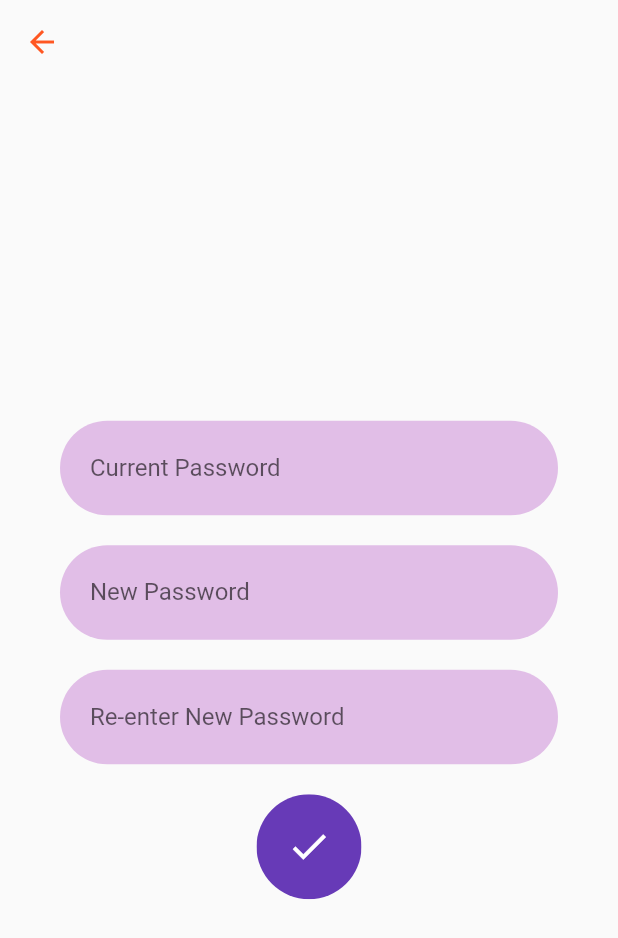
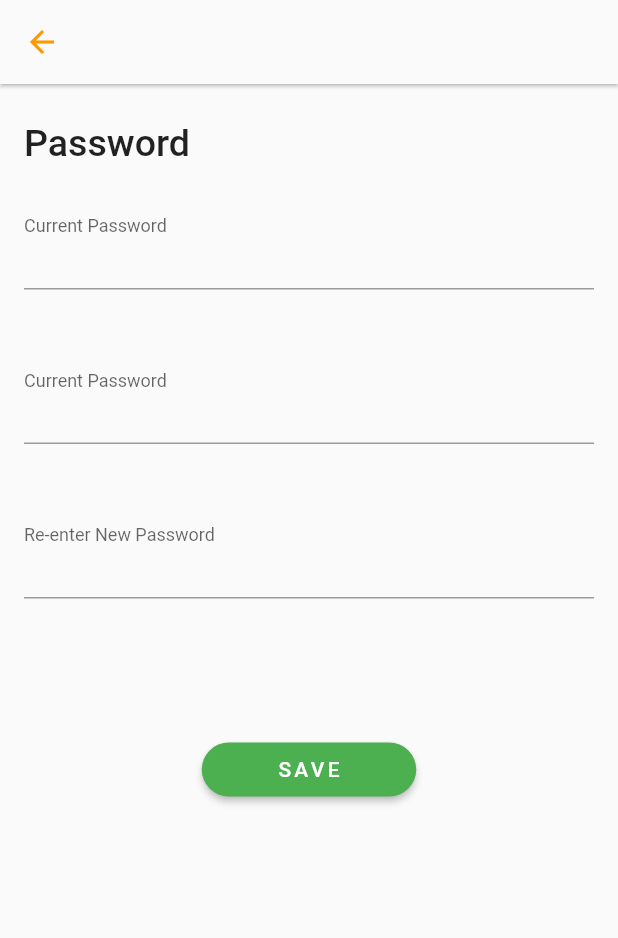
Before and after one commit to Blaze-Community/our_e_college_app, a Flutter app: the ChangePassword screen opened directly, on a phone screen of 412 x 824 dp. Shown: the top 938 px of the screen. Run offline on Flutter 3.47's test engine with Material 2 defaults, Android fonts, the phone set to English and light mode, and no system bars; our stand-ins replace cached_network_image, cloud_firestore, curved_navigation_bar, date_field, firebase_auth, firebase_core and 9 more; accounts and stored records are empty.

Commit message:
change password UI changed

```diff
--- a/lib/profilesection/ProfileListItems/changepassword.dart
+++ b/lib/profilesection/ProfileListItems/changepassword.dart
@@ -1,97 +1,3 @@
-// import 'package:flutter/material.dart';
-// import 'package:flutter/widgets.dart';
-
-// class ChangePassword extends StatefulWidget {
-//   @override
-//   _ChangePasswordState createState() => _ChangePasswordState();
-// }
-
-// class _ChangePasswordState extends State<ChangePassword> {
-//   @override
-//   Widget build(BuildContext context) {
-//     return Scaffold(
-//       appBar: AppBar(
-//         backgroundColor: Theme.of(context).scaffoldBackgroundColor,
-//         elevation: 1,
-//         leading: IconButton(
-//           icon: Icon(
-//             Icons.arrow_back,
-//             color: Colors.orange,
-//           ),
-//           onPressed: () {
-//             Navigator.of(context).pop();
-//           },
-//         ),
-//       ),
-//       body: Container(
-//         padding: EdgeInsets.only(left: 16, top: 25, right: 16),
-//         child: GestureDetector(
-//           onTap: () {
-//             FocusScope.of(context).unfocus();
-//           },
-//           child: ListView(
-//             children: [
-//               Text(
-//                 "Password",
-//                 style: TextStyle(fontSize: 25, fontWeight: FontWeight.w500),
-//               ),
-//               SizedBox(
-//                 height: 35,
-//               ),
-//               buildTextField("Current Password", "123456"),
-//               buildTextField("New Password", "4245212"),
-//               buildTextField("Confirm New Password", "4245212"),
-//               SizedBox(
-//                 height: 35,
-//               ),
-//               Row(
-//                 mainAxisAlignment: MainAxisAlignment.center,
-//                 children: [
-//                   RaisedButton(
-//                     onPressed: () {},
-//                     color: Colors.green,
-//                     padding: EdgeInsets.symmetric(horizontal: 50),
-//                     elevation: 2,
-//                     shape: RoundedRectangleBorder(
-//                         borderRadius: BorderRadius.circular(20)),
-//                     child: Text(
-//                       "SAVE",
-//                       style: TextStyle(
-//                           fontSize: 14,
-//                           letterSpacing: 2.2,
-//                           color: Colors.white),
-//                     ),
-//                   )
-//                 ],
-//               )
-//             ],
-//           ),
-//         ),
-//       ),
-//     );
-//   }
-
-//   Widget buildTextField(String labelText, String placeholder) {
-//     return Padding(
-//       padding: const EdgeInsets.only(bottom: 35.0),
-//       child: TextField(
-//         decoration: InputDecoration(
-//             contentPadding: EdgeInsets.only(bottom: 3),
-//             labelText: labelText,
-//             floatingLabelBehavior: FloatingLabelBehavior.always,
-//             hintText: placeholder,
-//             hintStyle: TextStyle(
-//               fontSize: 16,
-//               fontWeight: FontWeight.bold,
-//               color: Colors.black,
-//             )),
-//       ),
-//     );
-//   }
-// }
-
-//////////////////////////////////////////////////
-
 import 'package:flutter/material.dart';
 import 'package:firebase_auth/firebase_auth.dart';
 import 'package:toast/toast.dart';
@@ -135,90 +41,121 @@ class _ChangePasswordState extends State<ChangePassword> {
   Widget build(BuildContext context) {
     return Scaffold(
         appBar: AppBar(
+          backgroundColor: Theme.of(context).scaffoldBackgroundColor,
+          elevation: 1,
           leading: IconButton(
+            icon: Icon(
+              Icons.arrow_back,
+              color: Colors.orange,
+            ),
             onPressed: () {
               Navigator.of(context).pop();
             },
-            icon: Icon(Icons.arrow_back),
-            color: Colors.deepOrange,
           ),
-          backgroundColor: Colors.transparent,
-          elevation: 0.0,
         ),
-        body: Center(
-            child: Padding(
-                padding: EdgeInsets.all(40),
-                child: SingleChildScrollView(
-                    child: Column(
+        body: Container(
+            padding: EdgeInsets.only(left: 16, top: 25, right: 16),
+            child: GestureDetector(
+                onTap: () {
+                  FocusScope.of(context).unfocus();
+                },
+                child: ListView(
                   children: [
-                    Container(
-                      padding: EdgeInsets.fromLTRB(20, 2, 20, 2),
-                      decoration: BoxDecoration(
-                          borderRadius: BorderRadius.circular(40),
-                          color: Colors.purple[100]),
+                    Text(
+                      "Password",
+                      style:
+                          TextStyle(fontSize: 25, fontWeight: FontWeight.w500),
+                    ),
+                    SizedBox(
+                      height: 35,
+                    ),
+                    Padding(
+                      padding: const EdgeInsets.only(bottom: 35.0),
                       child: TextField(
                         onChanged: (value) {
                           oldPassword = value;
                         },
                         obscureText: true,
                         decoration: InputDecoration(
-                          border: InputBorder.none,
-                          labelText: "Current Password",
-                        ),
+                            contentPadding: EdgeInsets.only(bottom: 3),
+                            labelText: "Current Password",
+                            floatingLabelBehavior: FloatingLabelBehavior.always,
+                            hintStyle: TextStyle(
+                              fontSize: 16,
+                              fontWeight: FontWeight.bold,
+                              color: Colors.black,
+                            )),
                       ),
                     ),
                     SizedBox(height: 20),
-                    Container(
-                      padding: EdgeInsets.fromLTRB(20, 2, 20, 2),
-                      decoration: BoxDecoration(
-                          borderRadius: BorderRadius.circular(40),
-                          color: Colors.purple[100]),
+                    Padding(
+                      padding: const EdgeInsets.only(bottom: 35.0),
                       child: TextField(
                         onChanged: (value) {
                           newPassword = value;
                         },
                         obscureText: true,
                         decoration: InputDecoration(
-                          border: InputBorder.none,
-                          labelText: "New Password",
-                        ),
+                            contentPadding: EdgeInsets.only(bottom: 3),
+                            labelText: "Current Password",
+                            floatingLabelBehavior: FloatingLabelBehavior.always,
+                            hintStyle: TextStyle(
+                              fontSize: 16,
+                              fontWeight: FontWeight.bold,
+                              color: Colors.black,
+                            )),
                       ),
                     ),
                     SizedBox(height: 20),
-                    Container(
-                      padding: EdgeInsets.fromLTRB(20, 2, 20, 2),
-                      decoration: BoxDecoration(
-                          borderRadius: BorderRadius.circular(40),
-                          color: Colors.purple[100]),
+                    Padding(
+                      padding: const EdgeInsets.only(bottom: 35.0),
                       child: TextField(
                         onChanged: (value) {
                           reEnterNewPassword = value;
                         },
                         obscureText: true,
                         decoration: InputDecoration(
-                          border: InputBorder.none,
-                          labelText: "Re-enter New Password",
-                        ),
+                            contentPadding: EdgeInsets.only(bottom: 3),
+                            labelText: "Re-enter New Password",
+                            floatingLabelBehavior: FloatingLabelBehavior.always,
+                            hintStyle: TextStyle(
+                              fontSize: 16,
+                              fontWeight: FontWeight.bold,
+                              color: Colors.black,
+                            )),
                       ),
                     ),
                     SizedBox(height: 20),
-                    ClipOval(
-                      child: Material(
-                        color: Colors.deepPurple,
-                        child: InkWell(
-                          splashColor: Colors.deepOrange,
-                          child: Padding(
-                            padding: EdgeInsets.all(20),
-                            child:
-                                Icon(Icons.done, size: 30, color: Colors.white),
-                          ),
-                          onTap: () {
-                            _changePassword(newPassword);
-                          },
+                    SizedBox(
+                      height: 35,
+                    ),
+                    Row(mainAxisAlignment: MainAxisAlignment.center, children: [
+                      ElevatedButton(
+                        onPressed: () {
+                          _changePassword(newPassword);
+                        },
+                        style: ButtonStyle(
+                          backgroundColor:
+                              MaterialStateProperty.all<Color>(Colors.green),
+                          padding:
+                              MaterialStateProperty.all<EdgeInsetsGeometry>(
+                                  EdgeInsets.symmetric(
+                                      horizontal: 50, vertical: 5)),
+                          elevation: MaterialStateProperty.all<double>(2),
+                          shape: MaterialStateProperty.all<OutlinedBorder>(
+                              RoundedRectangleBorder(
+                                  borderRadius: BorderRadius.circular(20))),
+                        ),
+                        child: Text(
+                          "SAVE",
+                          style: TextStyle(
+                              fontSize: 14,
+                              letterSpacing: 2.2,
+                              color: Colors.white),
                         ),
                       ),
-                    )
+                    ])
                   ],
-                )))));
+                ))));
   }
 }
```
